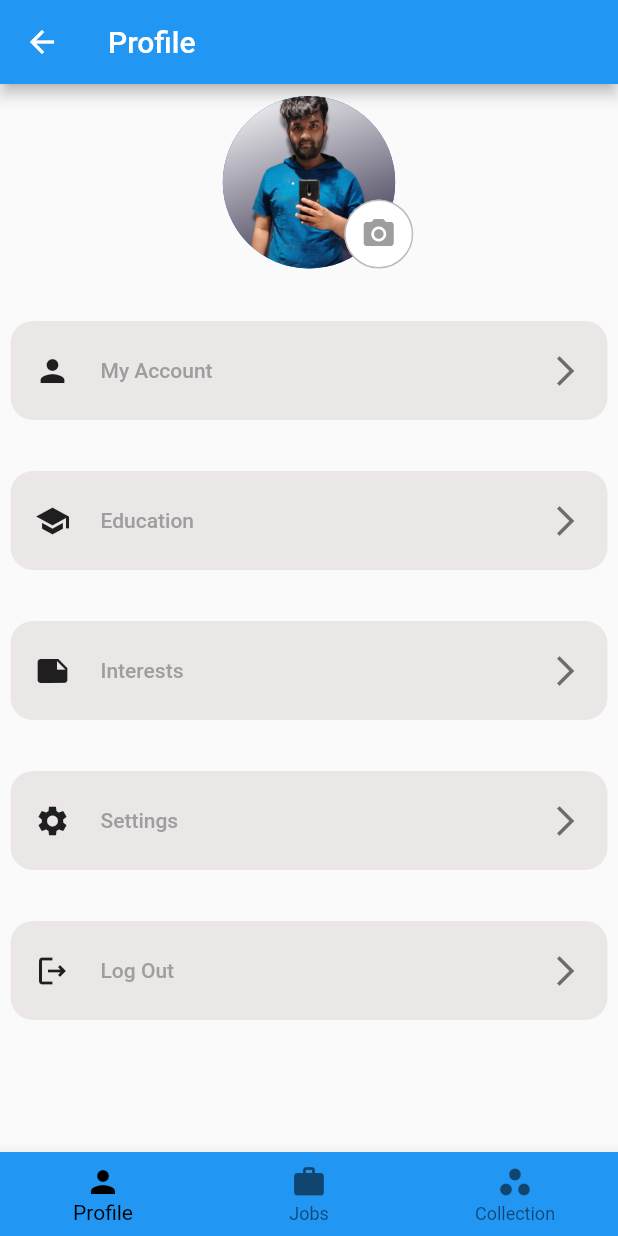
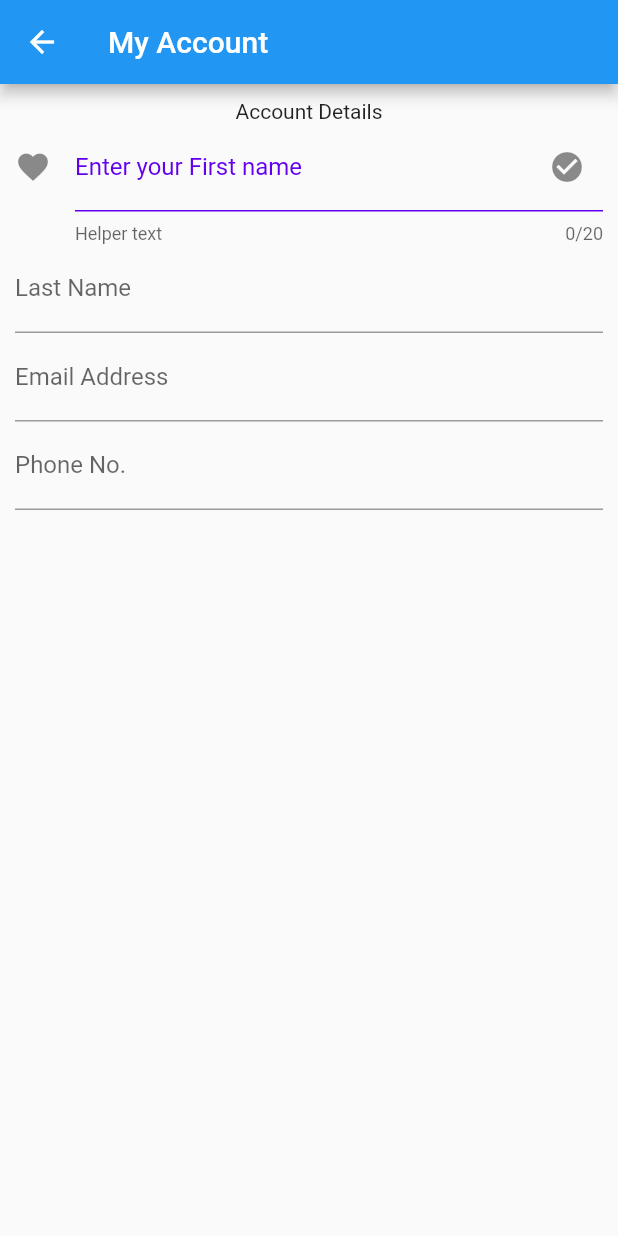
Before and after one commit to apexpre-dator/rozgaar_app, a Flutter app: the ProfilePage screen opened by its route, after a tap on "My Account", on a phone screen of 412 x 824 dp. Run offline on Flutter 3.47's test engine with Material 2 defaults, Android fonts, the phone set to English and light mode, and no system bars.

Commit message:
started forming accounts page

```diff
--- a/lib/main.dart
+++ b/lib/main.dart
@@ -1,4 +1,5 @@
 import 'package:flutter/material.dart';
+import 'package:rozgaar_app/screens/account_page.dart';
 
 import './screens/personalized_jobs.dart';
 import './screens/profile_page.dart';
@@ -18,11 +19,13 @@ class MyApp extends StatelessWidget {
       theme: ThemeData(
         primarySwatch: Colors.blue,
       ),
-      home: ,
+      home: ProfilePage(),
       routes: {
         ProfilePage.routeName: (context) => ProfilePage(),
+        Account.routeName:(context) => Account(),
         PersonalizedJobs.routeName: (context) => PersonalizedJobs(),
         JobDetail.routeName: (context) => JobDetail(),
+
       },
     );
   }
--- /dev/null
+++ b/lib/screens/account_page.dart
@@ -0,0 +1,73 @@
+import 'package:flutter/material.dart';
+
+class Account extends StatelessWidget {
+  static const routeName = '/account-page';
+
+  final firstName = TextEditingController();
+  final lastName = TextEditingController();
+  final email = TextEditingController();
+  final phoneNo = TextEditingController();
+  late DateTime dateOfBirth;
+
+  @override
+  Widget build(BuildContext context) {
+    return Scaffold(
+      appBar: AppBar(
+        title: Text('My Account'),
+      ),
+      body: Container(
+        height: 500,
+        padding: EdgeInsets.all(10),
+        child: Column(
+          children: [
+            Text('Account Details'),
+            TextFormField(
+              maxLength: 20,
+              controller: firstName,
+              decoration: const InputDecoration(
+                icon: Icon(Icons.favorite),
+                labelText: 'Enter your First name',
+                labelStyle: TextStyle(
+                  color: Color(0xFF6200EE),
+                ),
+                helperText: 'Helper text',
+                suffixIcon: Icon(
+                  Icons.check_circle,
+                ),
+                enabledBorder: UnderlineInputBorder(
+                  borderSide: BorderSide(color: Color(0xFF6200EE)),
+                ),
+              ),
+            ),
+            TextField(
+              decoration: InputDecoration(labelText: 'Last Name'),
+              //onChanged: (val) {
+              //  titleInput=val;
+              //},
+              controller: lastName,
+              onSubmitted: null,
+            ),
+            TextField(
+              decoration: InputDecoration(labelText: 'Email Address'),
+              //onChanged: (val) {
+              //  titleInput=val;
+              //},
+              controller: email,
+              onSubmitted: null,
+              keyboardType: TextInputType.emailAddress,
+            ),
+            TextField(
+              decoration: InputDecoration(labelText: 'Phone No.'),
+              //onChanged: (val) {
+              //  titleInput=val;
+              //},
+              controller: phoneNo,
+              onSubmitted: null,
+              keyboardType: TextInputType.phone,
+            ),
+          ],
+        ),
+      ),
+    );
+  }
+}
--- a/lib/screens/profile_page.dart
+++ b/lib/screens/profile_page.dart
@@ -1,4 +1,5 @@
 import 'package:flutter/material.dart';
+import 'package:rozgaar_app/screens/account_page.dart';
 
 class ProfilePage extends StatefulWidget {
   const ProfilePage({Key? key}) : super(key: key);
@@ -37,17 +38,15 @@ class _ProfilePageState extends State<ProfilePage> {
 
   int _selectedPage = 0;
 
-  // void _selectPage(int index) {
-  //   setState(() {
-  //     _selectedPage = index;
-  //   });
-  // }
-
   void _onItemTapped(int index) {
     setState(() {
       _selectedIndex = index;
       _selectedPage = index;
     });
+  }
+
+  void myaccount(BuildContext context){
+    Navigator.of(context).pushNamed(Account.routeName,);
   }
 
   @override
@@ -68,7 +67,7 @@ class _ProfilePageState extends State<ProfilePage> {
               Profilemenu(
                 text: 'My Account',
                 myIcon: const Icon(Icons.person),
-                press: () {},
+                press: (){myaccount(context);},
               ),
               const SizedBox(
                 height: 20,
@@ -161,11 +160,6 @@ class Profilemenu extends StatelessWidget {
             onPressed: press,
             child: Row(
               children: [
-                // Icon(
-                //   Icons.person_outline,
-                //   color: Colors.orange,
-                //   size: 30,
-                // ),
                 myIcon,
                 const SizedBox(
                   width: 20,
```
